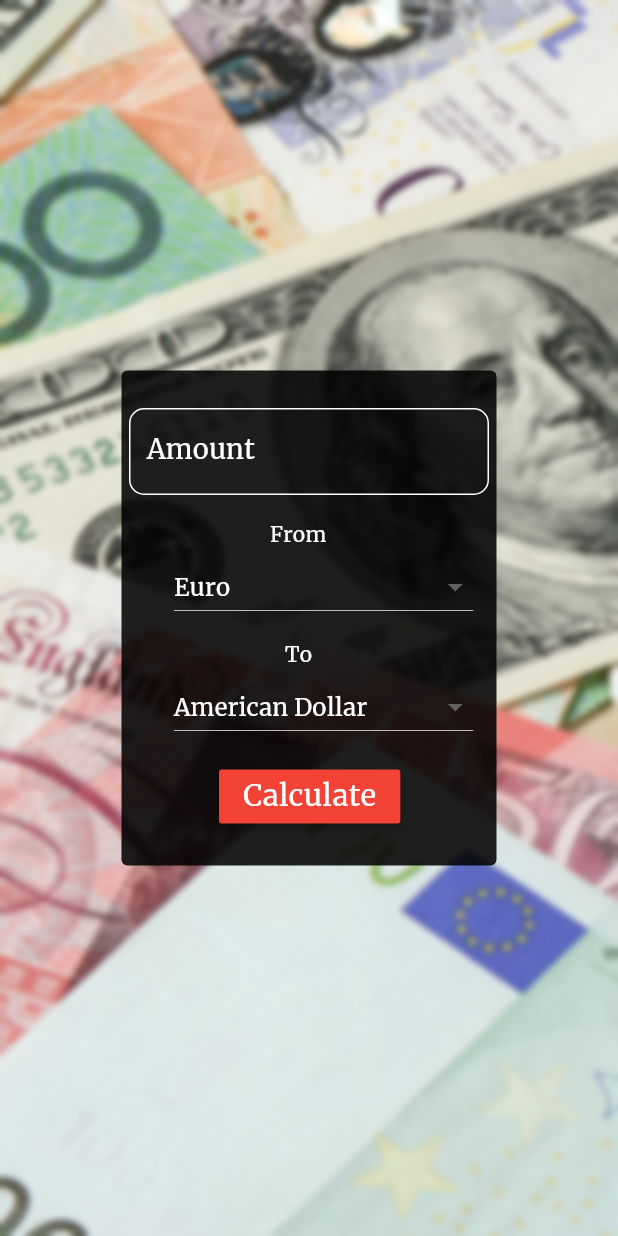
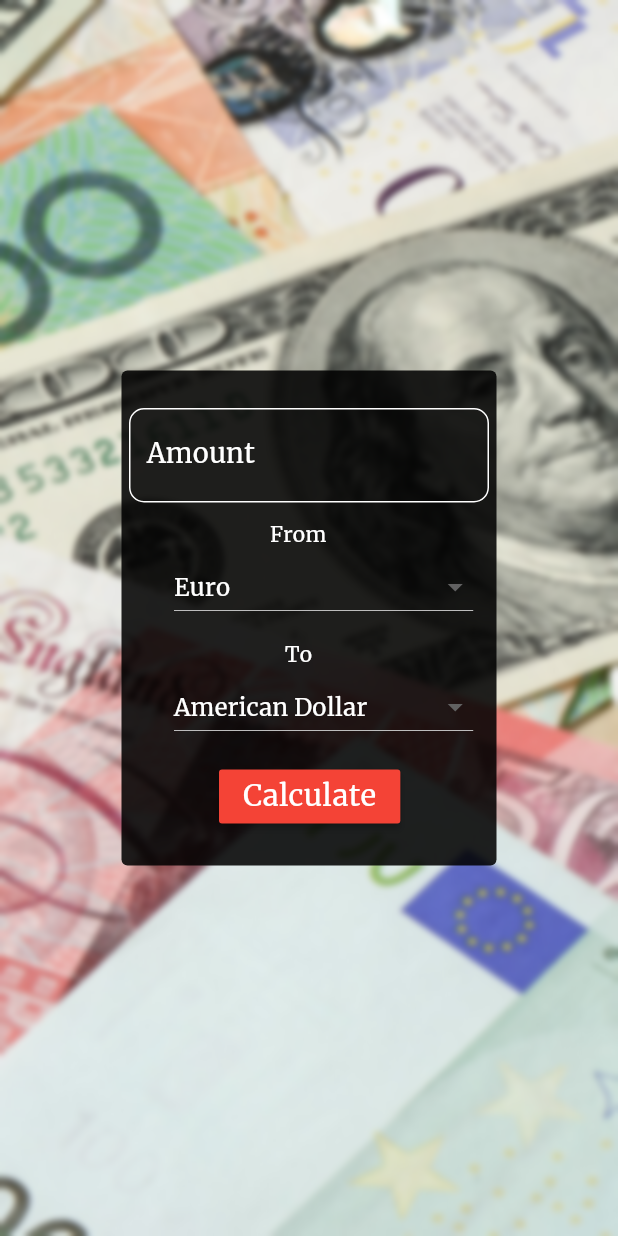
Before and after one commit to ShamanDev/CurrencyCalculatorFlutter, a Flutter app: the screen it shows after launch, after a tap on "Calculate", on a phone screen of 412 x 824 dp. Run offline on Flutter 3.47's test engine with Material 2 defaults, Android fonts, the phone set to English and light mode, and no system bars; network calls fail.

Commit message:
Update functions.dart

```diff
--- a/lib/functions.dart
+++ b/lib/functions.dart
@@ -63,7 +63,7 @@ class MainState extends State<MainScreen>{
                   padding: EdgeInsets.only(top: 25,left: 5, right: 5),
                   child:TextField(
                     keyboardType: TextInputType.number,
-                    style: TextStyle(height: 0.3, fontSize: 18.0, color: Colors.white),
+                    style: TextStyle(fontSize: 18.0, color: Colors.white),
                     decoration: InputDecoration(
                       focusedBorder: OutlineInputBorder(borderRadius: BorderRadius.circular(10.0), borderSide: BorderSide(color: Colors.red)),
                       enabledBorder: OutlineInputBorder(borderRadius: BorderRadius.circular(10.0), borderSide: BorderSide(color: Colors.white)),
@@ -84,13 +84,16 @@ class MainState extends State<MainScreen>{
 
               Padding(
               padding: EdgeInsets.only(top: 120, left: 35),
-              child:DropdownButton<String>(
+              child:Theme(
+                data: Theme.of(context).copyWith(
+                  canvasColor: Colors.black
+                ),
+                child:DropdownButton<String>(
                 items:_currenciesnames.map((String value){
                   return DropdownMenuItem<String>(
                     value: value,
-                    child: Text(value, style: TextStyle(color: Colors.white),),
-
-                  );
+                    child:Text(value, style: TextStyle(color: Colors.white),),
+                    );
                 }).toList(),
 
                 onChanged: (String value){
@@ -101,9 +104,7 @@ class MainState extends State<MainScreen>{
 
                 value: _shortcutswithcurrencies[_from],
 
-              )
-
-              ),
+              ))),
 
 
               Padding(
@@ -114,13 +115,16 @@ class MainState extends State<MainScreen>{
 
               Padding(
               padding: EdgeInsets.only(top: 200, left: 35),
-              child:DropdownButton<String>(
+              child:Theme(
+                data: Theme.of(context).copyWith(
+                  canvasColor: Colors.black
+                ),
+                child:DropdownButton<String>(
                 items:_currenciesnames.map((String value){
                   return DropdownMenuItem<String>(
                     value: value,
-                    child: Text(value, style: TextStyle(color: Colors.white),),
-
-                  );
+                    child:Text(value, style: TextStyle(color: Colors.white),),
+                    );
                 }).toList(),
 
                 onChanged: (String value){
@@ -131,7 +135,7 @@ class MainState extends State<MainScreen>{
 
                 value: _shortcutswithcurrencies[_to],
 
-              )),
+              ))),
               Padding(
                 padding: EdgeInsets.only(top: 260, left:65),
                   child: RaisedButton(
@@ -162,12 +166,13 @@ class MainState extends State<MainScreen>{
     double _rate = _responsebody['rates']['$to'];
 
     double _amounttodouble = double.parse('$amount');
-    double _finalcalculation = _amounttodouble*_rate;
+    var _finalcalculation = _amounttodouble*_rate; // Remember to convert it to double for further calculations
+    _finalcalculation = _finalcalculation.toStringAsPrecision(2)
 
     var _message = '$amount'+' '+ '$from' + ' => '+ '$_finalcalculation' + ' $to ';
 
     var alertDialog = AlertDialog(
-      title: Text("Calculated succesfully"),
+      title: Text("Calculated succesfully", style: TextStyle(fontSize: 10.0),),
       content: Text(_message),
     );
 
```
